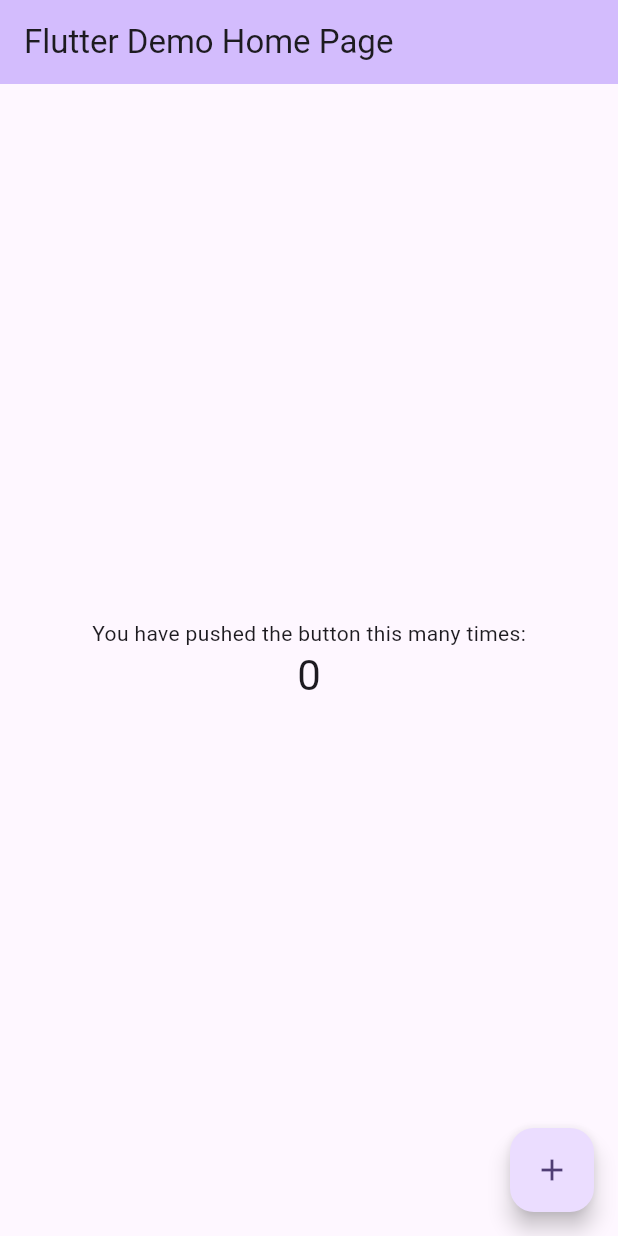
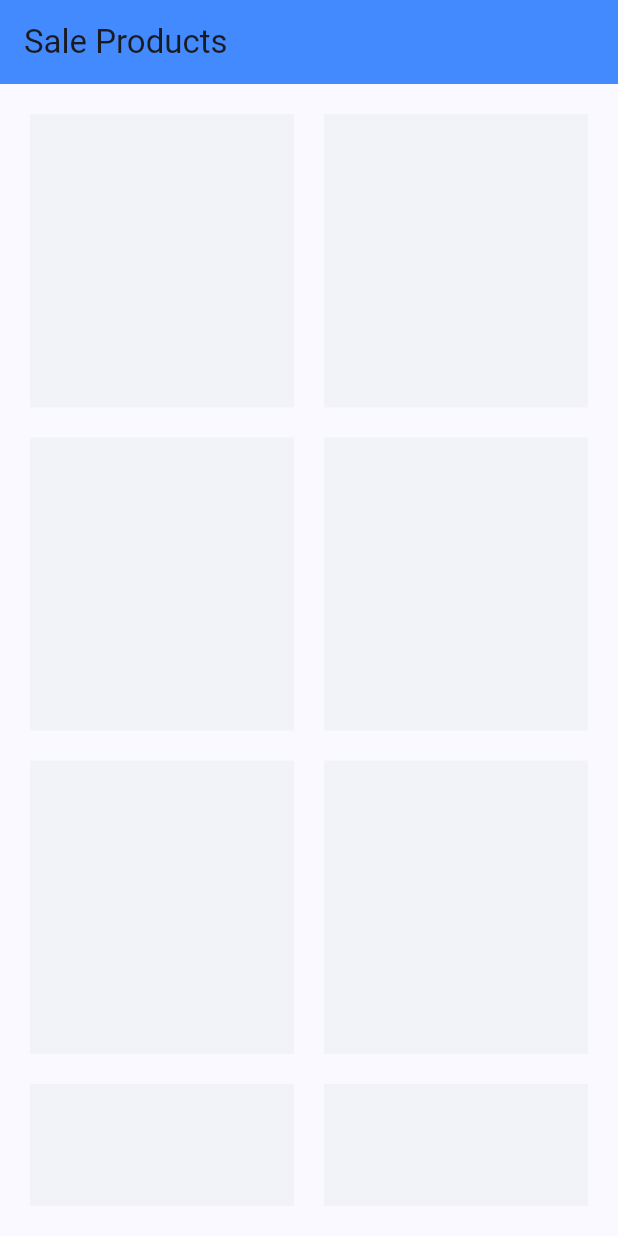
Before and after one commit to iamdipesh18/lacedup, a Flutter app: the screen it shows after launch, on a phone screen of 412 x 824 dp. Run offline on Flutter 3.47's test engine with Material 3 defaults, Android fonts, the light colour scheme and no system bars.

Commit message:
Creating Home Screacreating homescreen and linking it to main

```diff
--- a/lib/main.dart
+++ b/lib/main.dart
@@ -1,4 +1,5 @@
 import 'package:flutter/material.dart';
+import 'package:lacedup/screens/home/home_screen.dart';
 
 void main() {
   runApp(const MyApp());
@@ -6,117 +7,15 @@ void main() {
 
 class MyApp extends StatelessWidget {
   const MyApp({super.key});
-
-  // This widget is the root of your application.
+  // This is my root of my application like everything starts from here
   @override
   Widget build(BuildContext context) {
     return MaterialApp(
-      title: 'Flutter Demo',
+      title:'',
       theme: ThemeData(
-        // This is the theme of your application.
-        //
-        // TRY THIS: Try running your application with "flutter run". You'll see
-        // the application has a purple toolbar. Then, without quitting the app,
-        // try changing the seedColor in the colorScheme below to Colors.green
-        // and then invoke "hot reload" (save your changes or press the "hot
-        // reload" button in a Flutter-supported IDE, or press "r" if you used
-        // the command line to start the app).
-        //
-        // Notice that the counter didn't reset back to zero; the application
-        // state is not lost during the reload. To reset the state, use hot
-        // restart instead.
-        //
-        // This works for code too, not just values: Most code changes can be
-        // tested with just a hot reload.
-        colorScheme: ColorScheme.fromSeed(seedColor: Colors.deepPurple),
+        colorScheme: ColorScheme.fromSeed(seedColor: Colors.blueAccent),
       ),
-      home: const MyHomePage(title: 'Flutter Demo Home Page'),
+      home:const HomeScreen(),
     );
   }
 }
-
-class MyHomePage extends StatefulWidget {
-  const MyHomePage({super.key, required this.title});
-
-  // This widget is the home page of your application. It is stateful, meaning
-  // that it has a State object (defined below) that contains fields that affect
-  // how it looks.
-
-  // This class is the configuration for the state. It holds the values (in this
-  // case the title) provided by the parent (in this case the App widget) and
-  // used by the build method of the State. Fields in a Widget subclass are
-  // always marked "final".
-
-  final String title;
-
-  @override
-  State<MyHomePage> createState() => _MyHomePageState();
-}
-
-class _MyHomePageState extends State<MyHomePage> {
-  int _counter = 0;
-
-  void _incrementCounter() {
-    setState(() {
-      // This call to setState tells the Flutter framework that something has
-      // changed in this State, which causes it to rerun the build method below
-      // so that the display can reflect the updated values. If we changed
-      // _counter without calling setState(), then the build method would not be
-      // called again, and so nothing would appear to happen.
-      _counter++;
-    });
-  }
-
-  @override
-  Widget build(BuildContext context) {
-    // This method is rerun every time setState is called, for instance as done
-    // by the _incrementCounter method above.
-    //
-    // The Flutter framework has been optimized to make rerunning build methods
-    // fast, so that you can just rebuild anything that needs updating rather
-    // than having to individually change instances of widgets.
-    return Scaffold(
-      appBar: AppBar(
-        // TRY THIS: Try changing the color here to a specific color (to
-        // Colors.amber, perhaps?) and trigger a hot reload to see the AppBar
-        // change color while the other colors stay the same.
-        backgroundColor: Theme.of(context).colorScheme.inversePrimary,
-        // Here we take the value from the MyHomePage object that was created by
-        // the App.build method, and use it to set our appbar title.
-        title: Text(widget.title),
-      ),
-      body: Center(
-        // Center is a layout widget. It takes a single child and positions it
-        // in the middle of the parent.
-        child: Column(
-          // Column is also a layout widget. It takes a list of children and
-          // arranges them vertically. By default, it sizes itself to fit its
-          // children horizontally, and tries to be as tall as its parent.
-          //
-          // Column has various properties to control how it sizes itself and
-          // how it positions its children. Here we use mainAxisAlignment to
-          // center the children vertically; the main axis here is the vertical
-          // axis because Columns are vertical (the cross axis would be
-          // horizontal).
-          //
-          // TRY THIS: Invoke "debug painting" (choose the "Toggle Debug Paint"
-          // action in the IDE, or press "p" in the console), to see the
-          // wireframe for each widget.
-          mainAxisAlignment: MainAxisAlignment.center,
-          children: <Widget>[
-            const Text('You have pushed the button this many times:'),
-            Text(
-              '$_counter',
-              style: Theme.of(context).textTheme.headlineMedium,
-            ),
-          ],
-        ),
-      ),
-      floatingActionButton: FloatingActionButton(
-        onPressed: _incrementCounter,
-        tooltip: 'Increment',
-        child: const Icon(Icons.add),
-      ), // This trailing comma makes auto-formatting nicer for build methods.
-    );
-  }
-}
--- /dev/null
+++ b/lib/screens/home/home_screen.dart
@@ -0,0 +1,33 @@
+import 'package:flutter/material.dart';
+
+class HomeScreen extends StatelessWidget {
+  const HomeScreen({super.key});
+
+  @override
+  Widget build(BuildContext context) {
+    return Scaffold(
+      appBar: AppBar(
+        title: const Text('Sale Products'),
+        backgroundColor: Colors.blueAccent,
+        //  actions: const [CartIcon()],
+      ),
+      body: Padding(
+        padding: const EdgeInsets.all(20),
+        child: GridView.builder(
+          gridDelegate: const SliverGridDelegateWithFixedCrossAxisCount(
+            crossAxisCount: 2,
+            mainAxisSpacing: 20,
+            crossAxisSpacing: 20,
+            childAspectRatio: 0.9,
+            ),
+          itemBuilder: (context, index) {
+            return Container(
+              padding: EdgeInsets.all(20),
+              color: Color.fromRGBO(96, 125, 139, 0.05),
+            );
+          },
+        ),
+      ),
+    );
+  }
+}
```
